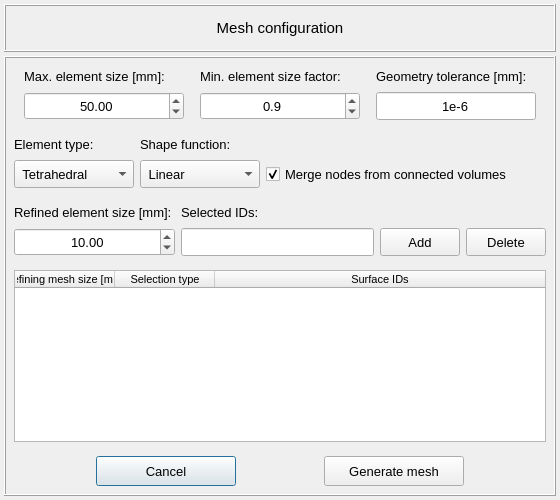
First picture: the form in vibra/interface/data/ui_files/mesh/mesher_setup.ui, repository MOPT-UFSC/VIBRA, before the edit.
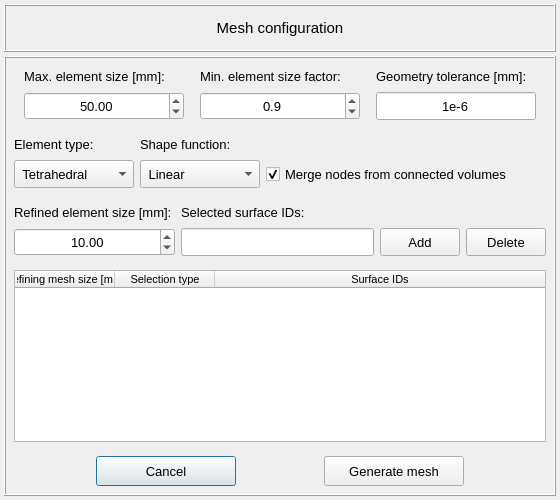
Second picture: the form after the edit.

Commit message: Enhancements in the mesh refinement data organization

```diff
--- a/vibra/interface/data/ui_files/mesh/mesher_setup.ui
+++ b/vibra/interface/data/ui_files/mesh/mesher_setup.ui
@@ -354,7 +354,7 @@
             </font>
            </property>
            <property name="text">
-            <string>Selected IDs:</string>
+            <string>Selected surface IDs:</string>
            </property>
           </widget>
          </item>
```
Left out of the diff: 6 changed lines with no effect on the pictures. The commit also changes 2 other files.
